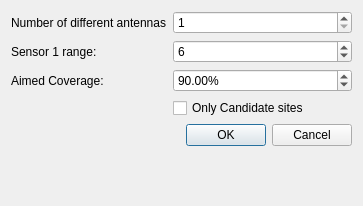
Above: scripts/SmartBuilding/SensorsWidget/SensorsWidget.ui from andreaciri/qcad before the change. Below: the same form after it.
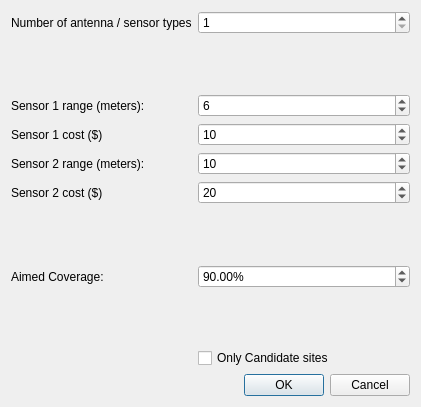
That is the form after the change.

Commit message: multi antenna coverage input

Patch:
```diff
--- a/scripts/SmartBuilding/SensorsWidget/SensorsWidget.ui
+++ b/scripts/SmartBuilding/SensorsWidget/SensorsWidget.ui
@@ -6,49 +6,49 @@
    <rect>
     <x>0</x>
     <y>0</y>
-    <width>363</width>
-    <height>206</height>
+    <width>421</width>
+    <height>407</height>
    </rect>
   </property>
   <property name="windowTitle">
    <string>Parameters for coverage</string>
   </property>
   <layout class="QFormLayout" name="formLayout">
-   <item row="1" column="0">
+   <item row="4" column="0">
     <widget class="QLabel" name="label">
      <property name="text">
-      <string>Sensor 1 range:</string>
+      <string>Sensor 1 range (meters):</string>
      </property>
     </widget>
    </item>
-   <item row="1" column="1">
-    <widget class="QSpinBox" name="SensorRange">
+   <item row="4" column="1">
+    <widget class="QSpinBox" name="SensorRange0">
      <property name="minimum">
       <number>1</number>
      </property>
      <property name="maximum">
-      <number>200</number>
+      <number>300</number>
      </property>
      <property name="value">
       <number>6</number>
      </property>
     </widget>
    </item>
-   <item row="2" column="0">
+   <item row="9" column="0">
     <widget class="QLabel" name="label_2">
      <property name="text">
       <string>Aimed Coverage:</string>
      </property>
     </widget>
    </item>
-   <item row="4" column="1">
+   <item row="11" column="1">
     <widget class="QCheckBox" name="Candidates">
      <property name="text">
       <string>Only Candidate sites</string>
      </property>
     </widget>
    </item>
-   <item row="5" column="1">
+   <item row="12" column="1">
     <widget class="QDialogButtonBox" name="buttonBox">
      <property name="orientation">
       <enum>Qt::Horizontal</enum>
@@ -58,24 +58,7 @@
      </property>
     </widget>
    </item>
-   <item row="0" column="1">
-    <widget class="QSpinBox" name="Modes">
-     <property name="minimum">
-      <number>1</number>
-     </property>
-     <property name="maximum">
-      <number>3</number>
-     </property>
-    </widget>
-   </item>
-   <item row="0" column="0">
-    <widget class="QLabel" name="label_3">
-     <property name="text">
-      <string>Number of different antennas</string>
-     </property>
-    </widget>
-   </item>
-   <item row="2" column="1">
+   <item row="9" column="1">
     <widget class="QDoubleSpinBox" name="AimedCoverage">
      <property name="suffix">
       <string>%</string>
@@ -85,6 +68,125 @@
      </property>
     </widget>
    </item>
+   <item row="5" column="1">
+    <widget class="QSpinBox" name="SensorCost0">
+     <property name="minimum">
+      <number>1</number>
+     </property>
+     <property name="maximum">
+      <number>5000</number>
+     </property>
+     <property name="value">
+      <number>10</number>
+     </property>
+    </widget>
+   </item>
+   <item row="5" column="0">
+    <widget class="QLabel" name="label_3">
+     <property name="text">
+      <string>Sensor 1 cost ($)</string>
+     </property>
+    </widget>
+   </item>
+   <item row="6" column="1">
+    <widget class="QSpinBox" name="SensorRange1">
+     <property name="minimum">
+      <number>1</number>
+     </property>
+     <property name="maximum">
+      <number>300</number>
+     </property>
+     <property name="value">
+      <number>10</number>
+     </property>
+    </widget>
+   </item>
+   <item row="6" column="0">
+    <widget class="QLabel" name="label_4">
+     <property name="text">
+      <string>Sensor 2 range (meters):</string>
+     </property>
+    </widget>
+   </item>
+   <item row="7" column="0">
+    <widget class="QLabel" name="label_5">
+     <property name="text">
+      <string>Sensor 2 cost ($)</string>
+     </property>
+    </widget>
+   </item>
+   <item row="7" column="1">
+    <widget class="QSpinBox" name="SensorCost1">
+     <property name="minimum">
+      <number>1</number>
+     </property>
+     <property name="maximum">
+      <number>5000</number>
+     </property>
+     <property name="value">
+      <number>20</number>
+     </property>
+    </widget>
+   </item>
+   <item row="10" column="1">
+    <spacer name="verticalSpacer">
+     <property name="orientation">
+      <enum>Qt::Vertical</enum>
+     </property>
+     <property name="sizeHint" stdset="0">
+      <size>
+       <width>20</width>
+       <height>40</height>
+      </size>
+     </property>
+    </spacer>
+   </item>
+   <item row="2" column="1">
+    <spacer name="verticalSpacer_2">
+     <property name="orientation">
+      <enum>Qt::Vertical</enum>
+     </property>
+     <property name="sizeHint" stdset="0">
+      <size>
+       <width>20</width>
+       <height>40</height>
+      </size>
+     </property>
+    </spacer>
+   </item>
+   <item row="8" column="1">
+    <spacer name="verticalSpacer_3">
+     <property name="orientation">
+      <enum>Qt::Vertical</enum>
+     </property>
+     <property name="sizeHint" stdset="0">
+      <size>
+       <width>20</width>
+       <height>15</height>
+      </size>
+     </property>
+    </spacer>
+   </item>
+   <item row="1" column="1">
+    <widget class="QSpinBox" name="Modes">
+     <property name="minimum">
+      <number>1</number>
+     </property>
+     <property name="maximum">
+      <number>2</number>
+     </property>
+     <property name="value">
+      <number>1</number>
+     </property>
+    </widget>
+   </item>
+   <item row="1" column="0">
+    <widget class="QLabel" name="label_6">
+     <property name="text">
+      <string>Number of antenna / sensor types</string>
+     </property>
+    </widget>
+   </item>
   </layout>
  </widget>
  <resources/>
```
The commit also changes 5 other files.
